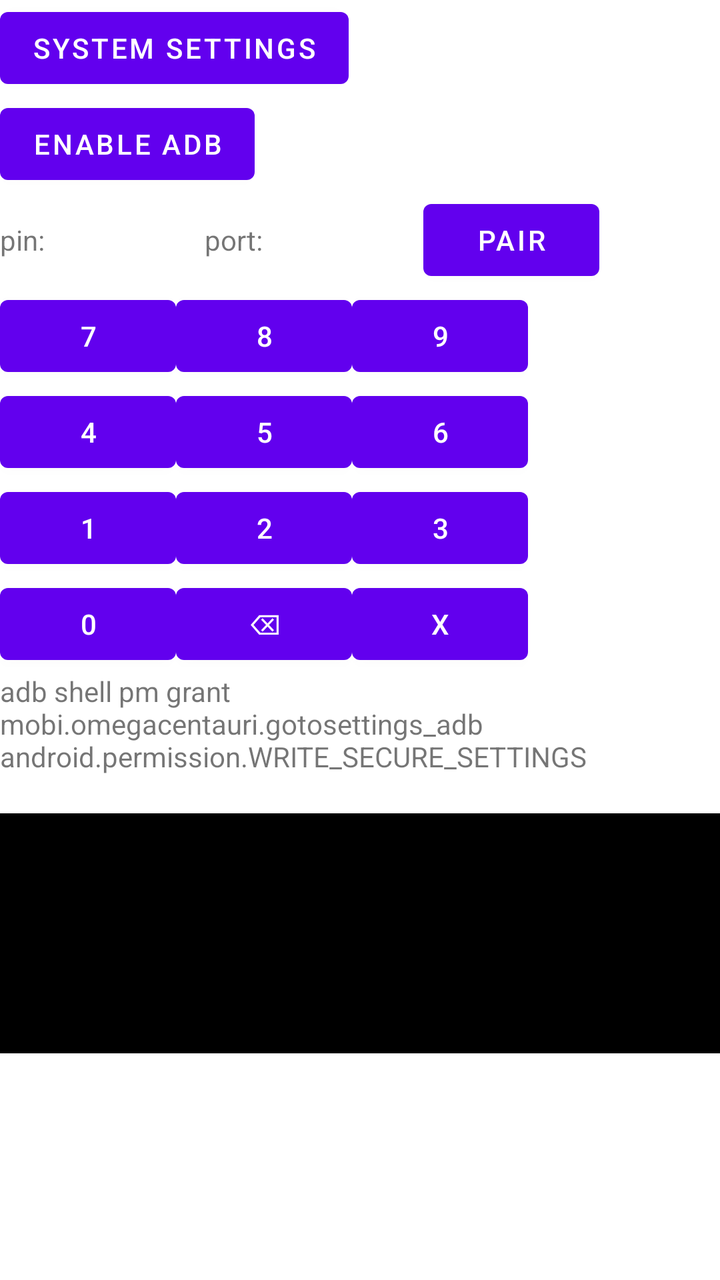
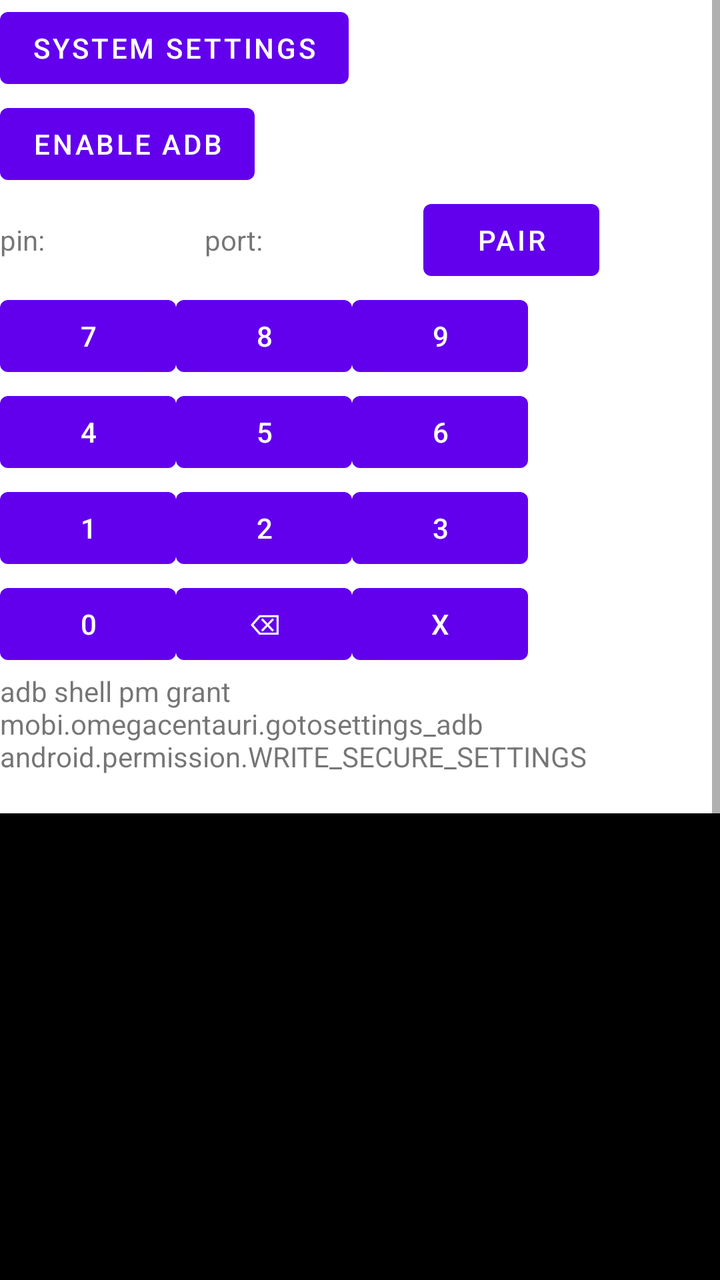

Before-and-after screenshots of an Android layout around one commit, followed by the original layout XML and the change that was made.
<!-- AndroidManifest.xml: fallback theme Theme.MaterialComponents.DayNight.NoActionBar -->
<!-- res/layout/main.xml -->
<?xml version="1.0" encoding="utf-8"?>

<ScrollView xmlns:android="http://schemas.android.com/apk/res/android"
    android:layout_width="match_parent"
    android:layout_height="match_parent">
<LinearLayout
    android:layout_width="match_parent"
    android:layout_height="wrap_content"
    android:orientation="vertical">
    
    <Button
        android:layout_width="wrap_content"
        android:layout_height="wrap_content"
        android:text = "System Settings"
        android:onClick="goToSettings"
        />
    <Button
        android:id="@+id/enable_wifi_adb_button"
        android:layout_width="wrap_content"
        android:layout_height="wrap_content"
        android:text = "Enable ADB"
        android:onClick="enableWiFiADB"
        />
    <LinearLayout
        android:id="@+id/pair_controls"
        android:layout_width="wrap_content"
        android:layout_height="wrap_content"
        android:orientation="vertical">
        <LinearLayout
            android:layout_width="wrap_content"
            android:layout_height="wrap_content"
            android:orientation="horizontal">
    <TextView
        android:layout_width="wrap_content"
        android:layout_height="wrap_content"
        android:text="pin:"/>
    <TextView
        android:id="@+id/pin"
        android:layout_width="80sp"
        android:layout_height="wrap_content" />
        <TextView
            android:layout_width="wrap_content"
            android:layout_height="wrap_content"
            android:text="port:"/>
        <TextView
            android:id="@+id/pair_port"
            android:layout_width="80sp"
            android:layout_height="wrap_content" />
        <Button
            android:id="@+id/pair"
            android:layout_width="wrap_content"
            android:layout_height="wrap_content"
            android:text = "Pair"
            android:onClick="pair"
            />
    </LinearLayout>
        <LinearLayout
            android:layout_width="wrap_content"
            android:layout_height="wrap_content">
            <Button
                android:layout_width="wrap_content"
                android:layout_height="wrap_content"
                android:text="7"
                android:onClick="key7"/>
            <Button
                android:layout_width="wrap_content"
                android:layout_height="wrap_content"
                android:text="8"
                android:onClick="key8"/>
            <Button
                android:layout_width="wrap_content"
                android:layout_height="wrap_content"
                android:text="9"
                android:onClick="key9"/>
        </LinearLayout>
        <LinearLayout
            android:layout_width="wrap_content"
            android:layout_height="wrap_content">
            <Button
                android:layout_width="wrap_content"
                android:layout_height="wrap_content"
                android:text="4"
                android:onClick="key4"/>
            <Button
                android:layout_width="wrap_content"
                android:layout_height="wrap_content"
                android:text="5"
                android:onClick="key5"/>
            <Button
                android:layout_width="wrap_content"
                android:layout_height="wrap_content"
                android:text="6"
                android:onClick="key6"/>
        </LinearLayout>
        <LinearLayout
            android:layout_width="wrap_content"
            android:layout_height="wrap_content">
            <Button
                android:layout_width="wrap_content"
                android:layout_height="wrap_content"
                android:text="1"
                android:onClick="key1"/>
            <Button
                android:layout_width="wrap_content"
                android:layout_height="wrap_content"
                android:text="2"
                android:onClick="key2"/>
            <Button
                android:layout_width="wrap_content"
                android:layout_height="wrap_content"
                android:text="3"
                android:onClick="key3"/>
        </LinearLayout>
        <LinearLayout
            android:layout_width="wrap_content"
            android:layout_height="wrap_content">
            <Button
                android:layout_width="wrap_content"
                android:layout_height="wrap_content"
                android:text="0"
                android:onClick="key0"/>
            <Button
                android:layout_width="wrap_content"
                android:layout_height="wrap_content"
                android:text="⌫"
                android:onClick="keyBS"/>
            <Button
                android:layout_width="wrap_content"
                android:layout_height="wrap_content"
                android:text="X"
                android:onClick="keyX"/>
        </LinearLayout>
    </LinearLayout>
    <TextView
        android:id="@+id/grant"
        android:layout_width="wrap_content"
        android:layout_height="wrap_content"
        android:text="adb shell pm grant mobi.omegacentauri.gotosettings_adb android.permission.WRITE_SECURE_SETTINGS" />
    <TextView
        android:id="@+id/adb"
        android:layout_width="wrap_content"
        android:layout_height="wrap_content"
        android:text=""/>
    <LinearLayout
        android:id="@+id/scripts"
        android:layout_width="wrap_content"
        android:layout_height="wrap_content"
        android:orientation="vertical">

    </LinearLayout>
    <ScrollView
        android:id="@+id/output_scroller"
        android:layout_width="fill_parent"
        android:layout_height="120sp"
        android:scrollbars="vertical"
        android:fillViewport="true">
    <TextView
        android:id="@+id/output"
        android:layout_width="fill_parent"
        android:layout_height="fill_parent"
        android:textColor="@android:color/white"
        android:background="@android:color/black"
        />
    </ScrollView>
</LinearLayout>
</ScrollView>
<!-- resources referenced by this layout -->
<resources>

</resources>

<!-- the commit's change to res/layout/main.xml (unified diff, before → after) -->
@@ -151,7 +151,7 @@
     <ScrollView
         android:id="@+id/output_scroller"
         android:layout_width="fill_parent"
-        android:layout_height="120sp"
+        android:layout_height="240sp"
         android:scrollbars="vertical"
         android:fillViewport="true">
     <TextView
